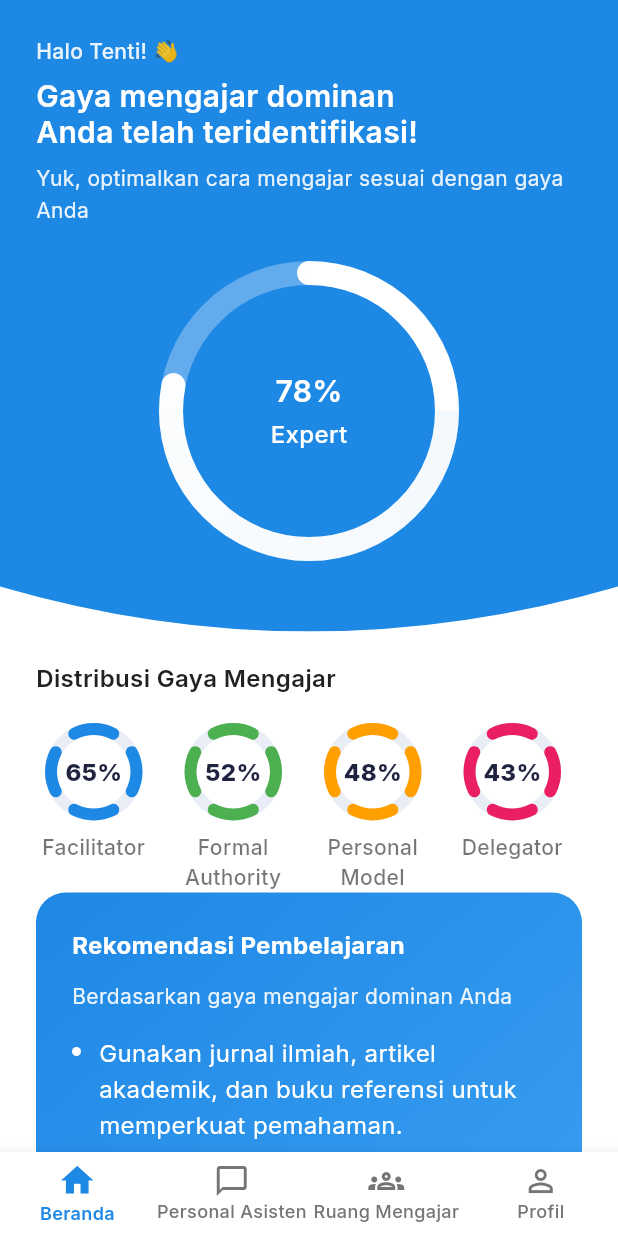
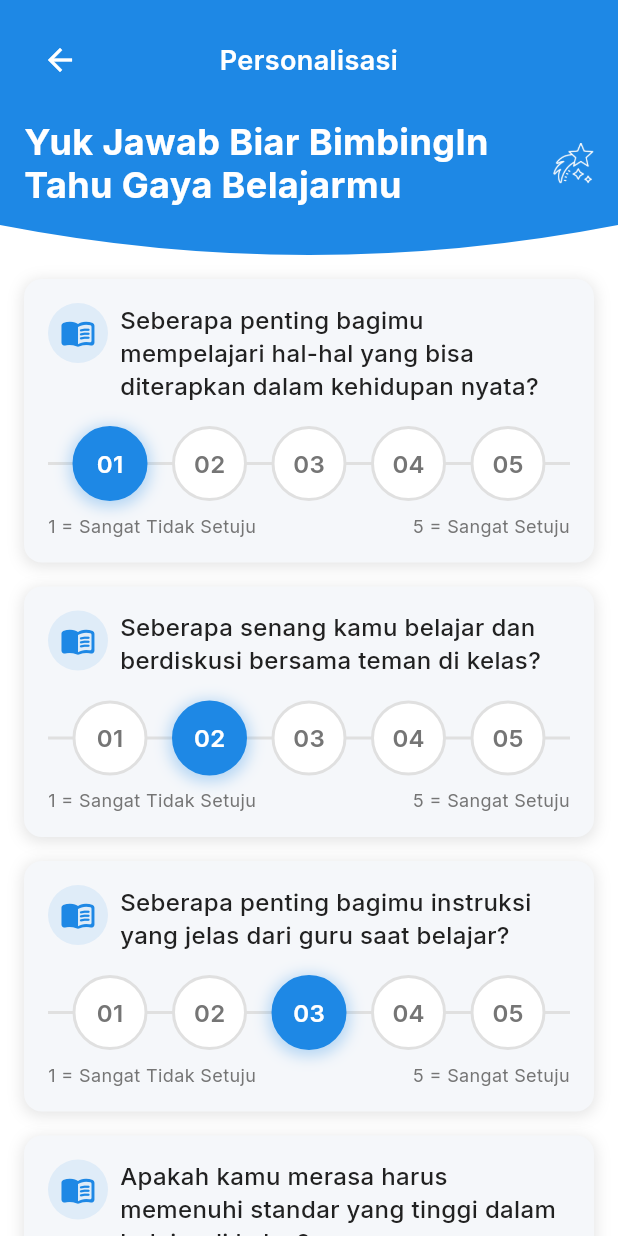
Before and after one commit to BimbingInOfficial/bimbingin-app, a Flutter app: the screen it shows after launch, on a phone screen of 412 x 824 dp. Run offline on Flutter 3.47's test engine with Material 3 defaults, Android fonts, the phone set to English and light mode, and no system bars; our stand-ins replace get, google_fonts.

Commit message:
kuesioner siswa

```diff
--- /dev/null
+++ b/lib/app/modules/kuesioner/bindings/kuesioner_binding.dart
@@ -0,0 +1,12 @@
+import 'package:get/get.dart';
+
+import '../controllers/kuesioner_controller.dart';
+
+class KuesionerBinding extends Bindings {
+  @override
+  void dependencies() {
+    Get.lazyPut<KuesionerController>(
+      () => KuesionerController(),
+    );
+  }
+}
--- /dev/null
+++ b/lib/app/modules/kuesioner/controllers/kuesioner_controller.dart
@@ -0,0 +1,23 @@
+import 'package:get/get.dart';
+
+class KuesionerController extends GetxController {
+  //TODO: Implement KuesionerController
+
+  final count = 0.obs;
+  @override
+  void onInit() {
+    super.onInit();
+  }
+
+  @override
+  void onReady() {
+    super.onReady();
+  }
+
+  @override
+  void onClose() {
+    super.onClose();
+  }
+
+  void increment() => count.value++;
+}
--- /dev/null
+++ b/lib/app/modules/kuesioner/views/kuesioner_siswa_view.dart
@@ -0,0 +1,277 @@
+import 'package:flutter/material.dart';
+import 'package:get/get.dart';
+import '../controllers/kuesioner_controller.dart';
+import '../../../core/theme/app_colors.dart';
+import '../../../core/theme/app_typography.dart';
+import '../../../core/theme/app_spacing.dart';
+import '../../../core/widgets/app_button.dart';
+import '../../../core/widgets/curve_bottom_banner.dart';
+
+class KuesionerSiswaView extends GetView<KuesionerController> {
+  const KuesionerSiswaView({super.key});
+
+  @override
+  Widget build(BuildContext context) {
+    return Scaffold(
+      backgroundColor: AppColors.background,
+      body: Column(
+        children: [
+          // Header dengan CurvedBottomBanner
+          CurvedBottomBanner(
+            color: AppColors.primary,
+            curveHeight: 20,
+            padding: const EdgeInsets.all(16),
+            child: Column(
+              crossAxisAlignment: CrossAxisAlignment.start,
+              children: [
+                // Status bar dan navigation
+                Row(
+                  children: [
+                    IconButton(
+                      icon: const Icon(Icons.arrow_back, color: Colors.white),
+                      onPressed: () => Get.back(),
+                    ),
+                    Expanded(
+                      child: Text(
+                        'Personalisasi',
+                        style: AppTypography.headlineSmall.copyWith(
+                          color: Colors.white,
+                        ),
+                        textAlign: TextAlign.center,
+                      ),
+                    ),
+                    const SizedBox(width: 48), // Balance dengan back button
+                  ],
+                ),
+                const SizedBox(height: 16),
+
+                // Judul utama dan icon bintang
+                Row(
+                  children: [
+                    Expanded(
+                      child: Text(
+                        'Yuk Jawab Biar BimbingIn Tahu Gaya Belajarmu',
+                        style: AppTypography.displaySmall.copyWith(
+                          color: Colors.white,
+                          fontWeight: FontWeight.bold,
+                        ),
+                      ),
+                    ),
+                    // Icon bintang dengan gambar
+                    Image.asset(
+                      'assets/images/star.png',
+                      width: 28,
+                      height: 28,
+                      // color: AppColors.accent,
+                    ),
+                  ],
+                ),
+                const SizedBox(height: 16),
+              ],
+            ),
+          ),
+
+          // Content area dengan scroll
+          Expanded(
+            child: SingleChildScrollView(
+              padding: AppSpacing.paddingLg,
+              child: Column(
+                crossAxisAlignment: CrossAxisAlignment.start,
+                children: [
+                  // Pertanyaan 1
+                  _buildQuestionCard(
+                    'Seberapa penting bagimu mempelajari hal-hal yang bisa diterapkan dalam kehidupan nyata?',
+                    0, // 01 selected
+                  ),
+                  SizedBox(height: AppSpacing.lg),
+
+                  // Pertanyaan 2
+                  _buildQuestionCard(
+                    'Seberapa senang kamu belajar dan berdiskusi bersama teman di kelas?',
+                    1, // 02 selected
+                  ),
+                  SizedBox(height: AppSpacing.lg),
+
+                  // Pertanyaan 3
+                  _buildQuestionCard(
+                    'Seberapa penting bagimu instruksi yang jelas dari guru saat belajar?',
+                    2, // 03 selected
+                  ),
+                  SizedBox(height: AppSpacing.lg),
+
+                  // Pertanyaan 4
+                  _buildQuestionCard(
+                    'Apakah kamu merasa harus memenuhi standar yang tinggi dalam belajar di kelas?',
+                    3, // 04 selected
+                  ),
+
+                  // Spacing sebelum tombol
+                  SizedBox(height: AppSpacing.xl),
+
+                  // Tombol Selanjutnya
+                  AppPrimaryButton(
+                    text: 'Selanjutnya',
+                    onPressed: () {
+                      // TODO: Implement next action
+                    },
+                    isFullWidth: true,
+                    size: AppButtonSize.large,
+                  ),
+
+                  // Bottom padding untuk memastikan tombol tidak tertutup
+                  SizedBox(height: AppSpacing.lg),
+                ],
+              ),
+            ),
+          ),
+        ],
+      ),
+    );
+  }
+
+  Widget _buildQuestionCard(String question, int selectedIndex) {
+    return StatefulBuilder(
+      builder: (context, setState) {
+        return Container(
+          padding: AppSpacing.paddingLg,
+          decoration: BoxDecoration(
+            color: AppColors.surface,
+            borderRadius: BorderRadius.circular(AppSpacing.radiusLg),
+            boxShadow: [
+              BoxShadow(
+                color: AppColors.shadow.withOpacity(0.1),
+                spreadRadius: 1,
+                blurRadius: 8,
+                offset: const Offset(0, 2),
+              ),
+            ],
+          ),
+          child: Column(
+            crossAxisAlignment: CrossAxisAlignment.start,
+            children: [
+              Row(
+                crossAxisAlignment: CrossAxisAlignment.start,
+                children: [
+                  Container(
+                    padding: const EdgeInsets.all(8),
+                    decoration: BoxDecoration(
+                      color: AppColors.primary.withOpacity(0.1),
+                      borderRadius: BorderRadius.circular(20),
+                    ),
+                    child: Icon(
+                      Icons.menu_book_rounded,
+                      color: AppColors.primary,
+                      size: 24,
+                    ),
+                  ),
+                  SizedBox(width: AppSpacing.sm),
+                  Expanded(
+                    child: Text(
+                      question,
+                      style: AppTypography.titleMedium.copyWith(
+                        color: AppColors.textPrimary,
+                      ),
+                    ),
+                  ),
+                ],
+              ),
+              SizedBox(height: AppSpacing.lg),
+
+              // Skala Likert 1-5 dengan garis penghubung
+              Stack(
+                children: [
+                  // Garis penghubung
+                  Positioned.fill(
+                    child: Center(
+                      child: Container(height: 2, color: AppColors.border),
+                    ),
+                  ),
+
+                  // Lingkaran rating yang bisa dipilih
+                  Row(
+                    mainAxisAlignment: MainAxisAlignment.spaceEvenly,
+                    children: List.generate(5, (index) {
+                      final isSelected = index == selectedIndex;
+                      return GestureDetector(
+                        onTap: () {
+                          setState(() {
+                            // Update selected value
+                            selectedIndex = index;
+                          });
+                        },
+                        child: Container(
+                          width: 50,
+                          height: 50,
+                          decoration: BoxDecoration(
+                            color: isSelected
+                                ? AppColors.primary
+                                : Colors.white,
+                            borderRadius: BorderRadius.circular(25),
+                            border: Border.all(
+                              color: isSelected
+                                  ? AppColors.primary
+                                  : AppColors.border,
+                              width: 2,
+                            ),
+                            boxShadow: isSelected
+                                ? [
+                                    BoxShadow(
+                                      color: AppColors.primary.withOpacity(0.3),
+                                      spreadRadius: 2,
+                                      blurRadius: 8,
+                                      offset: const Offset(0, 2),
+                                    ),
+                                  ]
+                                : null,
+                          ),
+                          child: Center(
+                            child: Text(
+                              '0${index + 1}',
+                              style: AppTypography.titleMedium.copyWith(
+                                color: isSelected
+                                    ? Colors.white
+                                    : AppColors.textSecondary,
+                                fontWeight: FontWeight.w600,
+                              ),
+                            ),
+                          ),
+                        ),
+                      );
+                    }),
+                  ),
+                ],
+              ),
+
+              SizedBox(height: AppSpacing.sm),
+
+              // Label skala
+              Row(
+                mainAxisAlignment: MainAxisAlignment.spaceBetween,
+                children: [
+                  Expanded(
+                    child: Text(
+                      '1 = Sangat Tidak Setuju',
+                      style: AppTypography.caption.copyWith(
+                        color: AppColors.textSecondary,
+                      ),
+                    ),
+                  ),
+                  SizedBox(width: AppSpacing.md),
+                  Expanded(
+                    child: Text(
+                      '5 = Sangat Setuju',
+                      style: AppTypography.caption.copyWith(
+                        color: AppColors.textSecondary,
+                      ),
+                      textAlign: TextAlign.end,
+                    ),
+                  ),
+                ],
+              ),
+            ],
+          ),
+        );
+      },
+    );
+  }
+}
--- a/lib/app/routes/app_pages.dart
+++ b/lib/app/routes/app_pages.dart
@@ -10,6 +10,8 @@ import '../modules/guru_profilepage/bindings/guru_profilepage_binding.dart';
 import '../modules/guru_profilepage/views/guru_profilepage_view.dart';
 import '../modules/guru_ruangbelajar/bindings/guru_ruangbelajar_binding.dart';
 import '../modules/guru_ruangbelajar/views/guru_ruangbelajar_view.dart';
+import '../modules/kuesioner/bindings/kuesioner_binding.dart';
+import '../modules/kuesioner/views/kuesioner_siswa_view.dart';
 import '../modules/root/bindings/root_binding.dart';
 import '../modules/root/views/root_view.dart';
 
@@ -18,7 +20,7 @@ part 'app_routes.dart';
 class AppPages {
   AppPages._();
 
-  static const initial = Routes.root;
+  static const initial = Routes.kuesionerSiswa;
 
   static final routes = [
     GetPage(
@@ -38,12 +40,10 @@ class AppPages {
     ),
     GetPage(
       name: _Paths.guruChatBot,
-      name: _Paths.guruChatBot,
       page: () => const GuruChatbotView(),
       binding: GuruChatbotBinding(),
     ),
     GetPage(
-      name: _Paths.guruRuangBelajar,
       name: _Paths.guruRuangBelajar,
       page: () => const GuruRuangbelajarView(),
       binding: GuruRuangbelajarBinding(),
@@ -55,9 +55,13 @@ class AppPages {
     ),
     GetPage(
       name: _Paths.root,
-      name: _Paths.root,
       page: () => const RootView(),
       binding: RootBinding(),
     ),
+    GetPage(
+      name: _Paths.kuesionerSiswa,
+      page: () => const KuesionerSiswaView(),
+      binding: KuesionerBinding(),
+    ),
   ];
 }
--- a/lib/app/routes/app_routes.dart
+++ b/lib/app/routes/app_routes.dart
@@ -11,6 +11,7 @@ abstract class Routes {
   static const home = _Paths.home;
   static const auth = _Paths.auth;
   static const login = _Paths.login;
+  static const kuesionerSiswa = _Paths.kuesionerSiswa;
 }
 
 abstract class _Paths {
@@ -23,4 +24,5 @@ abstract class _Paths {
   static const home = '/home';
   static const auth = '/auth';
   static const login = '/login';
+  static const kuesionerSiswa = '/kuesioner-siswa';
 }
```
Also changed, not shown: assets/images/star.png (added).
